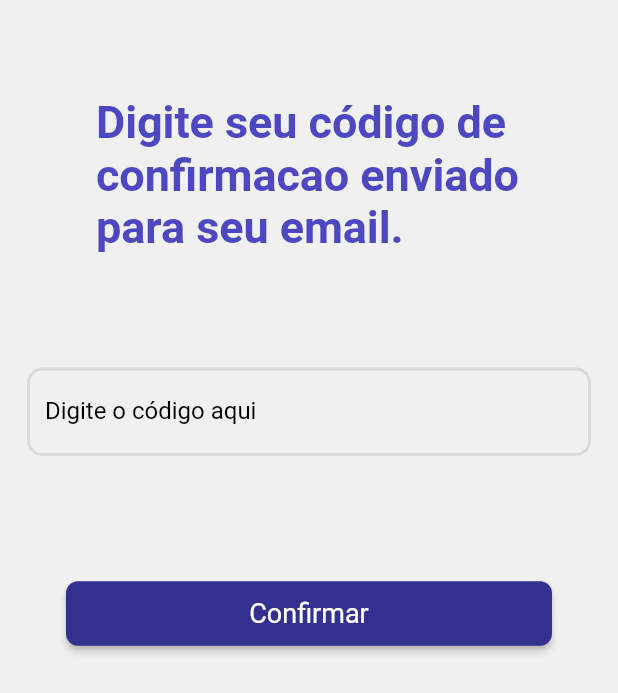
After one commit to ericarodrigs/academy-projeto-final, a Flutter app: the ConfirmRegisterPage screen opened by its route, on a phone screen of 412 x 824 dp. The commit adds this screen. Shown: the top 693 px of the screen. Run offline on Flutter 3.47's test engine with Material 2 defaults, Android fonts, the phone set to English and light mode, and no system bars; our stand-ins replace dartz, dio, flutter_mobx, flutter_modular, mobx, shared_preferences; accounts and stored records are empty; generated files the repository leaves out were written again; network calls fail; Roboto replaces fonts that are missing (Urbanist).

Commit message:
confirm register page view done and edit routes

```diff
--- /dev/null
+++ b/lib/src/modules/login_module/features/confirm_register/view/confirm_register_page.dart
@@ -0,0 +1,59 @@
+import 'package:flutter/material.dart';
+import 'package:flutter_mobx/flutter_mobx.dart';
+import 'package:flutter_modular/flutter_modular.dart';
+import 'package:rarovideowall/src/modules/login_module/features/register/controller/register_controller.dart';
+import 'package:rarovideowall/src/shared/constants/app_text_styles.dart';
+import 'package:rarovideowall/src/w_system/atoms/custom_buttons.dart';
+import 'package:rarovideowall/src/w_system/atoms/custom_texts.dart';
+
+class ConfirmRegisterPage extends StatefulWidget {
+  const ConfirmRegisterPage({Key? key}) : super(key: key);
+
+  @override
+  State<ConfirmRegisterPage> createState() => _ConfirmRegisterPageState();
+}
+
+class _ConfirmRegisterPageState extends State<ConfirmRegisterPage> {
+  final GlobalKey<FormState> formKey = GlobalKey<FormState>();
+
+  @override
+  Widget build(BuildContext context) {
+    return Scaffold(
+      body: SafeArea(
+        child: Observer(builder: (_) {
+          return SingleChildScrollView(
+            child: Form(
+              key: formKey,
+              child: Column(
+                children: [
+                  const Padding(
+                    padding: EdgeInsets.all(64.0),
+                    child: Text(
+                        'Digite seu código de confirmacao enviado para seu email.',
+                        style: TextStyles.purple30w700Urbanist),
+                  ),
+                  const Padding(
+                    padding: EdgeInsets.fromLTRB(18, 12, 18, 8),
+                    child: WTextFormField(
+                        textInputAction: TextInputAction.done,
+                        keyboardType: TextInputType.text,
+                        text: 'Digite o código aqui'),
+                  ),
+                  const Visibility(
+                      visible: false, child: CircularProgressIndicator()),
+                  Padding(
+                    padding: const EdgeInsets.fromLTRB(44, 73, 44, 8),
+                    child: WElevatedButton(
+                      text: 'Confirmar',
+                      function: () {},
+                    ),
+                  ),
+                ],
+              ),
+            ),
+          );
+        }),
+      ),
+    );
+  }
+}
--- a/lib/src/modules/login_module/features/register/view/register_page.dart
+++ b/lib/src/modules/login_module/features/register/view/register_page.dart
@@ -26,8 +26,7 @@ class _RegisterPageState extends State<RegisterPage> {
   Widget build(BuildContext context) {
     return Scaffold(
       body: SafeArea(
-        child: Observer(
-          builder: (_) {
+        child: Observer(builder: (_) {
           return SingleChildScrollView(
             child: Form(
               key: registerController.formKey,
@@ -43,17 +42,19 @@ class _RegisterPageState extends State<RegisterPage> {
                     child: WTextFormField(
                         isEnabled: registerController.isFieldEnabled(),
                         controller: registerController.nameController,
-                          validator: registerController.registerValidator.validateName,
+                        validator:
+                            registerController.registerValidator.validateName,
                         textInputAction: TextInputAction.next,
                         keyboardType: TextInputType.name,
                         text: 'Digite seu nome'),
                   ),
                   Padding(
-                      padding: const EdgeInsets.fromLTRB(18,12, 18, 8),
+                    padding: const EdgeInsets.fromLTRB(18, 12, 18, 8),
                     child: WTextFormField(
                         isEnabled: registerController.isFieldEnabled(),
                         controller: registerController.emailController,
-                          validator: registerController.registerValidator.validateEmail,
+                        validator:
+                            registerController.registerValidator.validateEmail,
                         textInputAction: TextInputAction.next,
                         keyboardType: TextInputType.emailAddress,
                         text: 'Digite seu email'),
@@ -63,7 +64,8 @@ class _RegisterPageState extends State<RegisterPage> {
                     child: WTextFormField(
                         isEnabled: registerController.isFieldEnabled(),
                         controller: registerController.passwordController,
-                          validator: registerController.registerValidator.validatePassword,
+                        validator: registerController
+                            .registerValidator.validatePassword,
                         textInputAction: TextInputAction.next,
                         keyboardType: TextInputType.visiblePassword,
                         obscureText: true,
@@ -74,7 +76,8 @@ class _RegisterPageState extends State<RegisterPage> {
                     child: WTextFormField(
                         isEnabled: registerController.isFieldEnabled(),
                         controller: registerController.codeClassController,
-                          validator: registerController.registerValidator.validateCodeClass,
+                        validator: registerController
+                            .registerValidator.validateCodeClass,
                         textInputAction: TextInputAction.done,
                         keyboardType: TextInputType.text,
                         text: 'Digite o código da sua turma'),
@@ -84,19 +87,21 @@ class _RegisterPageState extends State<RegisterPage> {
                       child: const CircularProgressIndicator()),
                   Padding(
                     padding: const EdgeInsets.fromLTRB(44, 12, 44, 8),
-                      child: WElevatedButton(text: 'Registrar',
+                    child: WElevatedButton(
+                      text: 'Registrar',
                       isEnabled: registerController.isFieldEnabled(),
                       function: () {
                         if (registerController.isTryRegister) {
+                          Modular.to.pushNamed('/login/confirm_register/');
                         }
-                        },),
+                      },
+                    ),
                   ),
                 ],
               ),
             ),
           );
-          }
-        ),
+        }),
       ),
     );
   }
--- a/lib/src/modules/login_module/login_module.dart
+++ b/lib/src/modules/login_module/login_module.dart
@@ -1,10 +1,12 @@
 import 'package:flutter_modular/flutter_modular.dart';
+import 'package:rarovideowall/src/modules/login_module/features/confirm_register/view/confirm_register_page.dart';
 import 'package:rarovideowall/src/modules/login_module/features/login/controller/login_controller.dart';
 import 'package:rarovideowall/src/modules/login_module/features/login/controller/login_validator.dart';
 import 'package:rarovideowall/src/modules/login_module/features/login/view/login_page.dart';
 import 'package:rarovideowall/src/modules/login_module/features/register/controller/register_controller.dart';
 import 'package:rarovideowall/src/modules/login_module/features/register/controller/register_validator.dart';
 import 'package:rarovideowall/src/modules/login_module/features/register/view/register_page.dart';
+import 'package:rarovideowall/src/modules_route_names.dart';
 
 class LoginModule extends Module {
   @override
@@ -20,8 +22,10 @@ class LoginModule extends Module {
 
   @override
   List<ModularRoute> get routes => [
-        ChildRoute(Modular.initialRoute,
-            child: (context, args) => const LoginPage()),
-    ChildRoute('/register/', child: (context, args) => const RegisterPage())
+        ChildRoute(Modular.initialRoute, child: (_, __) => const LoginPage()),
+        ChildRoute(ModulesRouteNames.registerRoute,
+            child: (_, __) => const RegisterPage()),
+        ChildRoute(ModulesRouteNames.confirmRegisterRoute,
+            child: (_, __) => const ConfirmRegisterPage())
       ];
 }
--- a/lib/src/modules_route_names.dart
+++ b/lib/src/modules_route_names.dart
@@ -1,4 +1,6 @@
 class ModulesRouteNames {
   static const String splashModule = '/splash_module/';
   static const String homeModule = '/home_module/';
+  static const String registerRoute = '/register/';
+  static const String confirmRegisterRoute = '/confirm_register/';
 }
```
Lines whose indentation alone changed are shown as unchanged.
